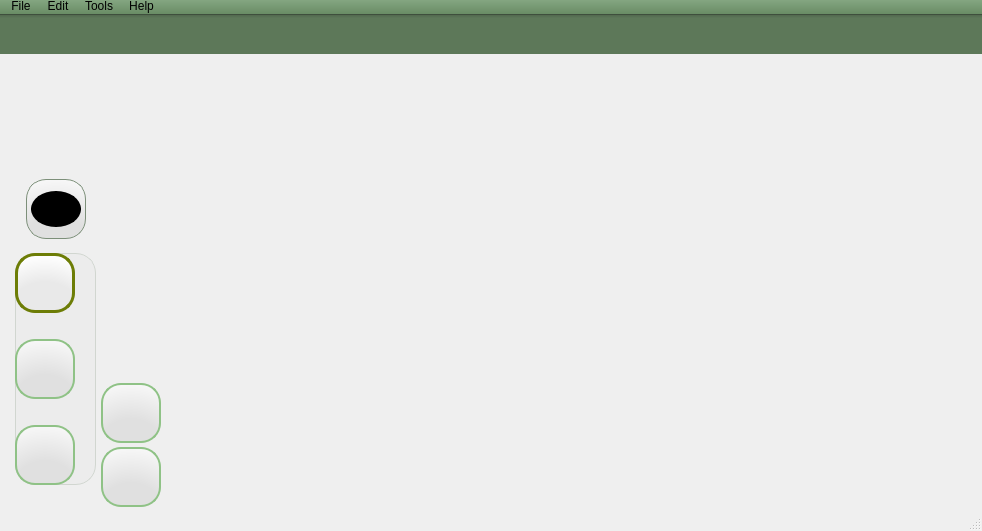
Qt form onlineboard.ui (MaxMalts/Online_Board) before a commit.
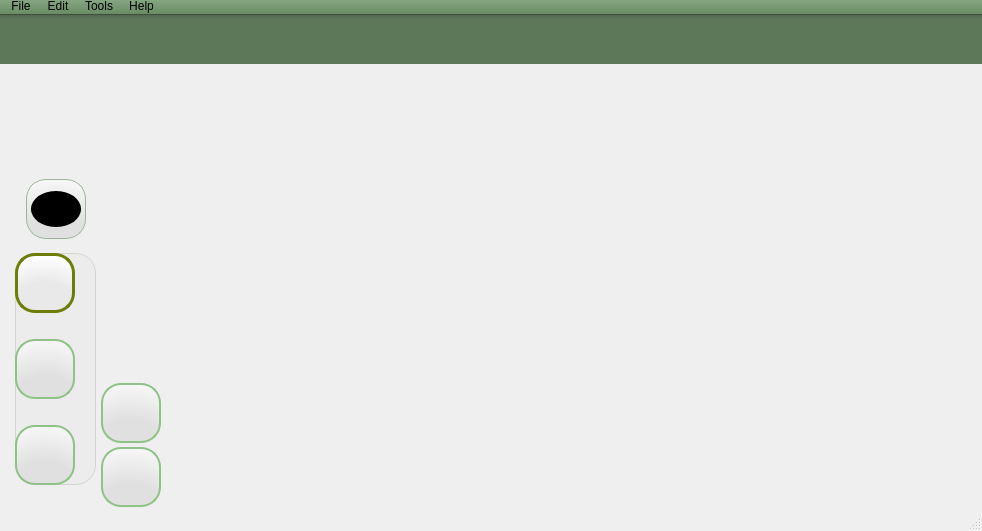
The same form after that commit. Icons and pictures are not drawn.

Diff of the .ui file:
```diff
--- a/onlineboard.ui
+++ b/onlineboard.ui
@@ -53,13 +53,13 @@
       <property name="minimumSize">
        <size>
         <width>0</width>
-        <height>40</height>
+        <height>50</height>
        </size>
       </property>
       <property name="maximumSize">
        <size>
         <width>16777215</width>
-        <height>40</height>
+        <height>50</height>
        </size>
       </property>
       <property name="styleSheet">
@@ -637,7 +637,7 @@
          <property name="styleSheet">
           <string notr="true">QToolButton {
 	background: qradialgradient(cx:0.5, cy:1.2, radius:1.2, fx:0.5, fy:1.2, stop:0.5 #e0e0e0, stop:1 #f7f7f7);
-	border: 1px solid #7c8f79;
+	border: 1px solid #9cb598;
 	border-radius: 20px;
 }
 
```
